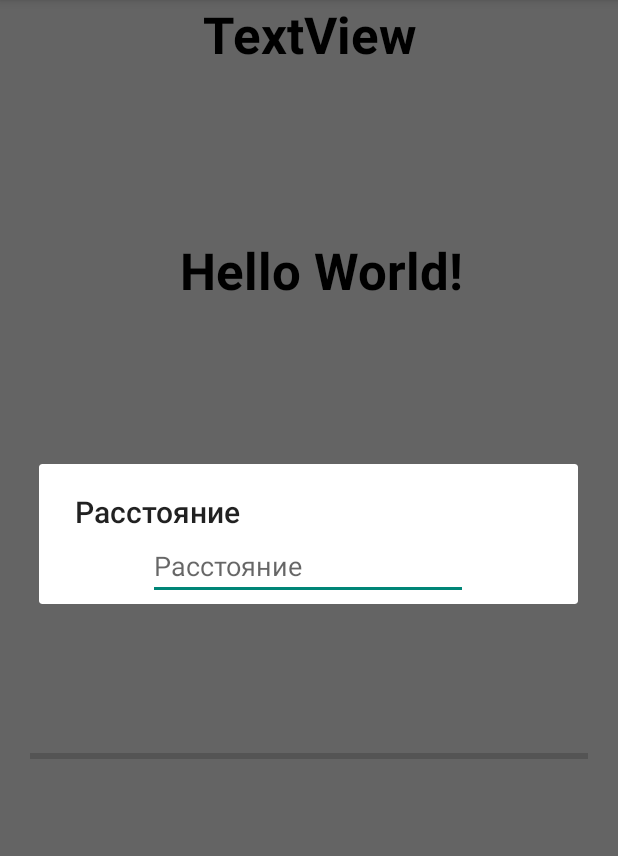
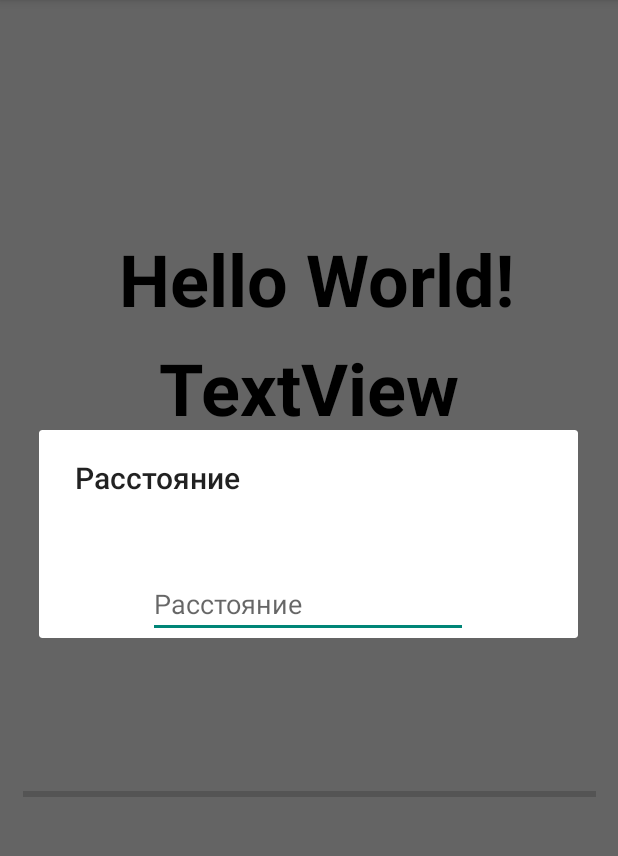
Before and after one commit to rikkewy/GPS_tracker, an Android app: the screen it shows after launch (MainActivity), after a tap on "Hello World!", on a phone screen of 412 x 824 dp, the part 84-940 px from its top. Run offline under Robolectric (Android 15) with nearby library versions, the phone set to English and light mode, and no system bars.

Commit message:
там я добавила линию прогресса

```diff
--- a/app/src/main/java/com/example/gpstracker/MainActivity.java
+++ b/app/src/main/java/com/example/gpstracker/MainActivity.java
@@ -53,6 +53,7 @@ public class MainActivity extends AppCompatActivity implements LocListenerInterf
 
     }
     public void onClickDistance(View view){
+
         showDialog();
     }
 
--- a/app/src/main/res/layout/activity_main.xml
+++ b/app/src/main/res/layout/activity_main.xml
@@ -2,7 +2,7 @@
 <androidx.constraintlayout.widget.ConstraintLayout xmlns:android="http://schemas.android.com/apk/res/android"
     xmlns:app="http://schemas.android.com/apk/res-auto"
     xmlns:tools="http://schemas.android.com/tools"
-    android:id="@+id/progressBar"
+    android:id="@+id/Constrain"
     android:layout_width="match_parent"
     android:layout_height="match_parent"
     android:layout_marginStart="10dp"
@@ -16,7 +16,7 @@
         android:onClick="onClickDistance"
         android:text="Hello World!"
         android:textColor="#000000"
-        android:textSize="34sp"
+        android:textSize="48dp"
         android:textStyle="bold"
         app:layout_constraintBottom_toBottomOf="parent"
         app:layout_constraintEnd_toEndOf="parent"
@@ -29,25 +29,26 @@
         android:id="@+id/tvVelocity"
         android:layout_width="wrap_content"
         android:layout_height="wrap_content"
+        android:layout_marginTop="8dp"
         android:text="TextView"
         android:textColor="#000000"
-        android:textSize="34sp"
+        android:textSize="48dp"
         android:textStyle="bold"
         app:layout_constraintEnd_toEndOf="parent"
         app:layout_constraintStart_toStartOf="parent"
-        tools:layout_editor_absoluteY="205dp" />
+        app:layout_constraintTop_toBottomOf="@+id/tvDistance"
+        tools:ignore="MissingConstraints" />
 
     <ProgressBar
+        android:id="@+id/progressBar"
         style="?android:attr/progressBarStyleHorizontal"
-        android:layout_width="0dp"
-        android:layout_height="wrap_content"
+        android:layout_width="382dp"
+        android:layout_height="11dp"
         android:layout_marginStart="10dp"
         android:layout_marginEnd="10dp"
         app:layout_constraintBottom_toBottomOf="parent"
         app:layout_constraintEnd_toEndOf="parent"
-        app:layout_constraintHorizontal_bias="1.0"
         app:layout_constraintStart_toStartOf="parent"
-        app:layout_constraintTop_toBottomOf="@+id/tvVelocity"
-        app:layout_constraintVertical_bias="0.638" />
+        app:layout_constraintTop_toBottomOf="@+id/tvVelocity" />
 
 </androidx.constraintlayout.widget.ConstraintLayout>
--- a/app/src/main/res/layout/dialog_layout.xml
+++ b/app/src/main/res/layout/dialog_layout.xml
@@ -9,6 +9,7 @@
         android:id="@+id/edText"
         android:layout_width="wrap_content"
         android:layout_height="wrap_content"
+        android:layout_marginTop="48dp"
         android:ems="10"
         android:hint="Расстояние"
         android:inputType="text"
```
